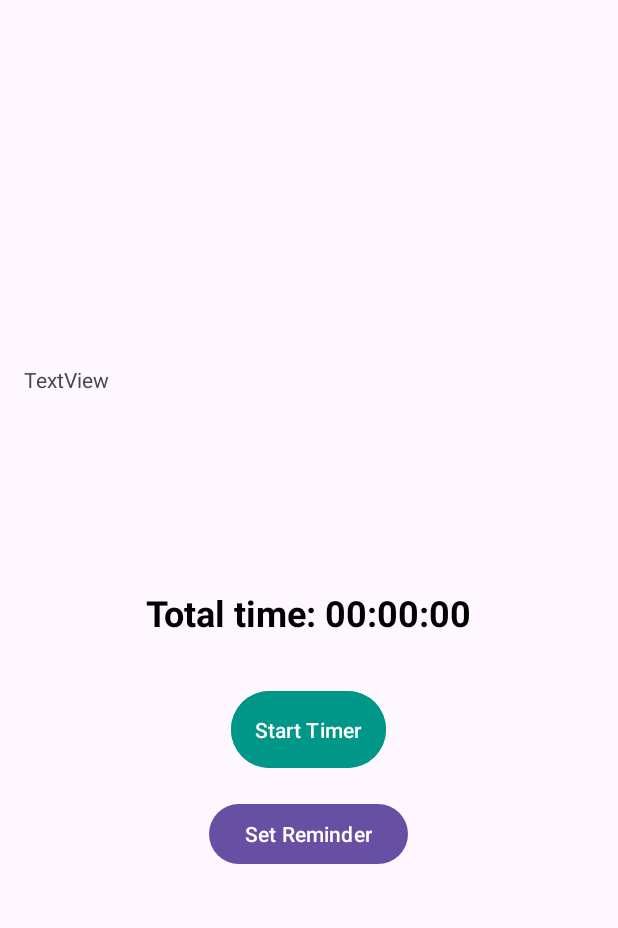
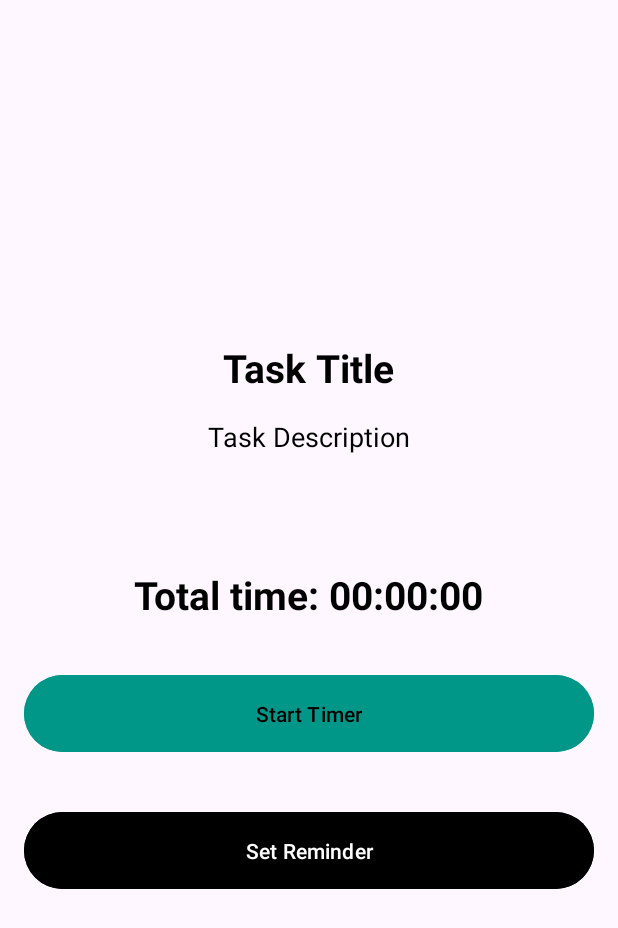
Before and after one commit to Sithila69/PlanMate, an Android app: the TimerActivity screen opened directly, with no data from a screen before it, on a phone screen of 412 x 824 dp. Shown: the top 928 px of the screen. Run offline under Robolectric (Android 15) with nearby library versions, the phone set to English and light mode, and no system bars.

Commit message:
Date
Date and title added

```diff
--- a/app/src/main/java/TaskAdapter/TaskAdapter.kt
+++ b/app/src/main/java/TaskAdapter/TaskAdapter.kt
@@ -18,9 +18,11 @@ class TaskAdapter(
     inner class TaskViewHolder(itemView: View) : RecyclerView.ViewHolder(itemView) {
         val title: TextView = itemView.findViewById(R.id.taskTitle)
         val description: TextView = itemView.findViewById(R.id.taskDescription)
+        val dueDate: TextView = itemView.findViewById(R.id.dueDate) // New TextView for Due Date
         val editButton: Button = itemView.findViewById(R.id.editButton)
         val deleteButton: Button = itemView.findViewById(R.id.deleteButton)
         val elapsedTime: TextView = itemView.findViewById(R.id.totalTimeTextView)
+
         init {
             // Set click listener to open TimerActivity when the task item is clicked
             itemView.setOnClickListener {
@@ -42,6 +44,7 @@ class TaskAdapter(
         val task = tasks[position]
         holder.title.text = task.title
         holder.description.text = task.description
+        holder.dueDate.text = task.dueDate // Bind the due date
 
         // Set the elapsed time text
         holder.elapsedTime.text = formatElapsedTime(task.elapsedTime)
@@ -51,7 +54,6 @@ class TaskAdapter(
         holder.deleteButton.setOnClickListener { deleteTask(task) }
     }
 
-
     override fun getItemCount() = tasks.size
 
     private fun formatElapsedTime(time: Long): String {
@@ -60,5 +62,4 @@ class TaskAdapter(
         val displaySeconds = seconds % 60
         return String.format("%02d:%02d", minutes, displaySeconds)
     }
-
 }
--- a/app/src/main/java/com/planmate/MainActivity.kt
+++ b/app/src/main/java/com/planmate/MainActivity.kt
@@ -36,7 +36,6 @@ class MainActivity : AppCompatActivity() {
     private val timerActivityResultLauncher = registerForActivityResult(
         ActivityResultContracts.StartActivityForResult()
     ) { result ->
-        // Handle the result of the timer activity
         if (result.resultCode == Activity.RESULT_OK) {
             val data: Intent? = result.data
             val taskId = data?.getLongExtra("taskId", -1) ?: -1
@@ -87,6 +86,7 @@ class MainActivity : AppCompatActivity() {
             val description = taskDescriptionInput.text.toString()
             val dueDate = dueDateInput.text.toString()
 
+            if (title.isNotEmpty() && dueDate.isNotEmpty()) {
                 if (editingTask != null) {
                     // If editing a task, update the task's title, description, and due date
                     editingTask?.title = title
@@ -96,10 +96,8 @@ class MainActivity : AppCompatActivity() {
                     addTaskButton.text = getString(R.string.add_task) // Reset button text
                 } else {
                     // Add a new task if no task is being edited
-                if (title.isNotEmpty()) {
                     val newTask = Task(Random.nextLong(), title, description, false, dueDate = dueDate)
                     tasks.add(newTask) // Add new task to the list
-                }
                 }
 
                 // Save tasks to SharedPreferences after adding or updating
@@ -112,6 +110,10 @@ class MainActivity : AppCompatActivity() {
                 taskTitleInput.text.clear()
                 taskDescriptionInput.text.clear()
                 dueDateInput.text?.clear() // Clear the due date input
+            } else {
+                // Optionally, show a message if title or due date is empty
+                // e.g., Toast.makeText(this, "Title and due date are required", Toast.LENGTH_SHORT).show()
+            }
         }
     }
 
@@ -165,6 +167,8 @@ class MainActivity : AppCompatActivity() {
     private fun openTimerActivity(task: Task) {
         val intent = Intent(this, TimerActivity::class.java).apply {
             putExtra("taskId", task.id) // Pass the task ID to TimerActivity
+            putExtra("taskTitle", task.title) // Pass the task title
+            putExtra("taskDescription", task.description) // Pass the task description
         }
         timerActivityResultLauncher.launch(intent) // Launch TimerActivity
     }
@@ -208,7 +212,6 @@ class MainActivity : AppCompatActivity() {
         return tasks
     }
 
-
     // Override to handle activity results, specifically for the timer activity
     override fun onActivityResult(requestCode: Int, resultCode: Int, data: Intent?) {
         super.onActivityResult(requestCode, resultCode, data)
--- a/app/src/main/java/com/planmate/TimerActivity.kt
+++ b/app/src/main/java/com/planmate/TimerActivity.kt
@@ -33,6 +33,8 @@ class TimerActivity : AppCompatActivity() {
     private lateinit var startButton: Button
     private lateinit var totalTimeTextView: TextView
     private lateinit var timerTextView: TextView
+    private lateinit var taskDescriptionTextView: TextView
+
 
     private var startTime: Long = 0
     private var elapsedTime: Long = 0
@@ -66,14 +68,23 @@ class TimerActivity : AppCompatActivity() {
         setContentView(R.layout.activity_timer)
 
         taskTitleTextView = findViewById(R.id.taskTitleTextView)
+        taskDescriptionTextView = findViewById(R.id.taskDescriptionTextView) // Initialize description TextView
         startButton = findViewById(R.id.startButton)
         totalTimeTextView = findViewById(R.id.totalTimeTextView)
         timerTextView = findViewById(R.id.timerTextView)
 
+        // Retrieve task ID, title, and description from the intent
+        taskId = intent.getLongExtra("taskId", 0)
+        val taskTitle = intent.getStringExtra("taskTitle") ?: "Task Title"
+        val taskDescription = intent.getStringExtra("taskDescription") ?: "Task Description"
+
+        // Set the title and description in the UI
+        taskTitleTextView.text = taskTitle
+        taskDescriptionTextView.text = taskDescription // Set the description
+
         sharedPreferences = getSharedPreferences("TaskPrefs", MODE_PRIVATE)
         editor = sharedPreferences.edit()
 
-        taskId = intent.getLongExtra("taskId", 0)
         totalElapsedTime = loadElapsedTimeFromPreferences(taskId)
 
         updateTotalTimeText()
@@ -91,6 +102,7 @@ class TimerActivity : AppCompatActivity() {
             showReminderDialog()
         }
     }
+
 
     private fun showReminderDialog() {
         val dialogView = layoutInflater.inflate(R.layout.dialog_reminder, null)
--- a/app/src/main/res/layout/activity_timer.xml
+++ b/app/src/main/res/layout/activity_timer.xml
@@ -8,34 +8,37 @@
     android:gravity="center"
     android:background="?android:attr/windowBackground">
 
-    <!-- Task Title TextView -->
-    <TextView
-        android:id="@+id/textView2"
-        android:layout_width="match_parent"
-        android:layout_height="wrap_content"
-        android:text="TextView" />
-
     <TextView
         android:id="@+id/taskTitleTextView"
         android:layout_width="wrap_content"
         android:layout_height="wrap_content"
-        android:textSize="24sp"
+        android:textSize="26sp"
         android:textStyle="bold"
         android:textColor="@color/black"
-        android:layout_marginBottom="32dp"/>
+        android:layout_marginBottom="16dp"/>
+
+    <TextView
+        android:id="@+id/taskDescriptionTextView"
+        android:layout_width="wrap_content"
+        android:layout_height="wrap_content"
+        android:textSize="18sp"
+        android:textColor="@color/black"
+        android:layout_marginBottom="24dp"/>
+
     <TextView
         android:id="@+id/timerTextView"
         android:layout_width="wrap_content"
         android:layout_height="wrap_content"
-        android:textSize="24sp"
+        android:textSize="26sp"
         android:textStyle="bold"
         android:textColor="@color/black"
-        android:layout_marginBottom="32dp"/>
+        android:layout_marginBottom="16dp"/>
+
     <TextView
         android:id="@+id/totalTimeTextView"
         android:layout_width="wrap_content"
         android:layout_height="wrap_content"
-        android:textSize="24sp"
+        android:textSize="26sp"
         android:textStyle="bold"
         android:textColor="@color/black"
         android:layout_marginBottom="32dp"/>
@@ -43,19 +46,24 @@
     <!-- Start/Stop Timer Button -->
     <Button
         android:id="@+id/startButton"
-        android:layout_width="wrap_content"
+        android:layout_width="match_parent"
         android:layout_height="wrap_content"
         android:text="Start Timer"
         android:backgroundTint="@color/colorPrimary"
-        android:textColor="@android:color/white"
+        android:textColor="@color/black"
         android:padding="16dp"
-        android:layout_gravity="center"/>
+        android:layout_marginBottom="16dp"
+        android:fontFamily="sans-serif-medium"/>
 
     <Button
         android:id="@+id/setReminderButton"
-        android:layout_width="wrap_content"
+        android:layout_width="match_parent"
         android:layout_height="wrap_content"
         android:layout_marginTop="16dp"
-        android:text="@string/set_reminder" />
+        android:text="@string/set_reminder"
+        android:backgroundTint="@color/black"
+        android:textColor="@android:color/white"
+        android:padding="16dp"
+        android:fontFamily="sans-serif-medium"/>
 
 </LinearLayout>
--- a/app/src/main/res/layout/task_item.xml
+++ b/app/src/main/res/layout/task_item.xml
@@ -40,6 +40,13 @@
             android:textSize="14sp"
             android:textColor="@color/black"
             android:hint="@string/total_time"/>
+        <TextView
+            android:id="@+id/dueDate"
+            android:layout_width="match_parent"
+            android:layout_height="wrap_content"
+            android:textSize="14sp"
+            android:textColor="@color/black"
+            />
 
 
         <!-- Button Container -->
```
Lines whose indentation alone changed are shown as unchanged.
